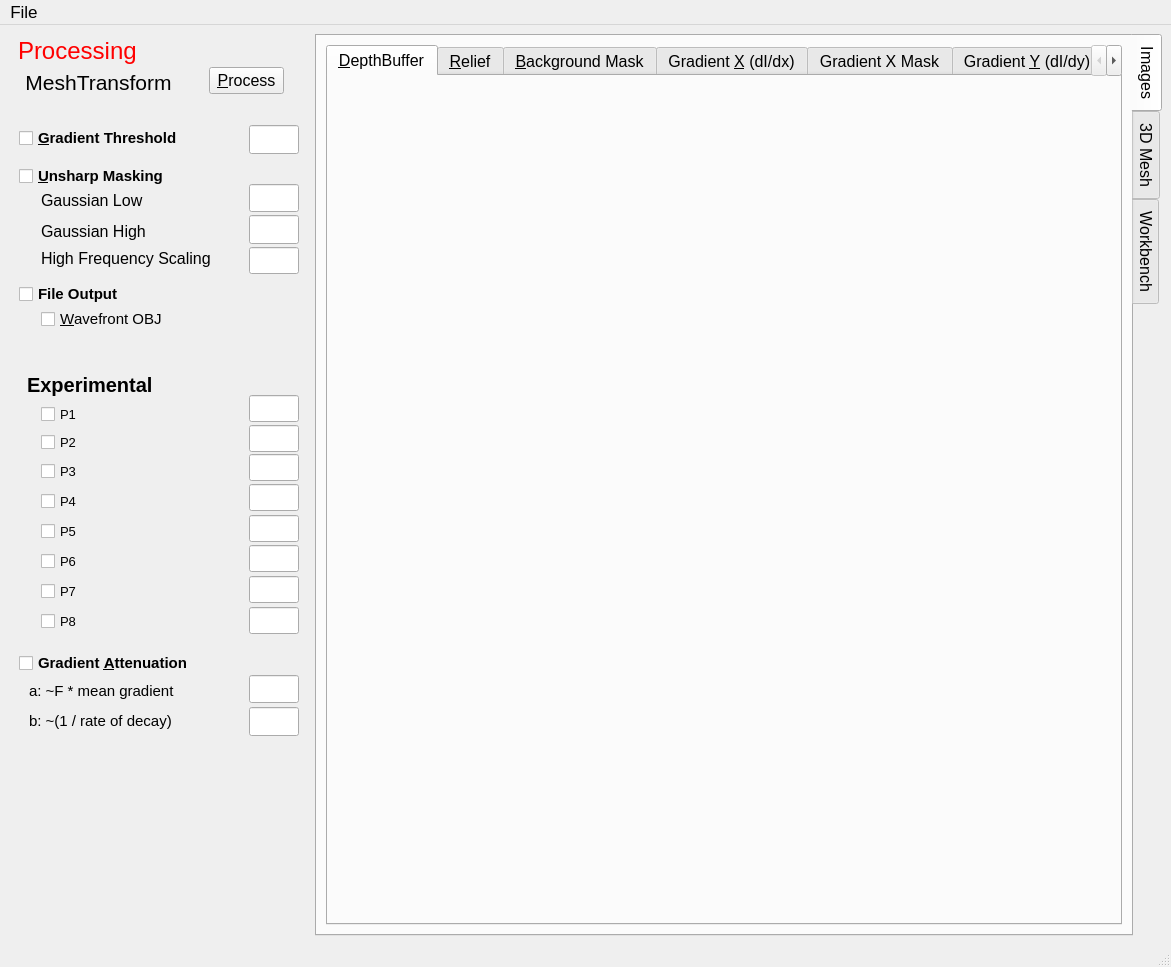
This is Explorer/explorer.ui in steveknipmeyer/ModelRelief as Qt 5 draws it before an edit. The edited form follows.
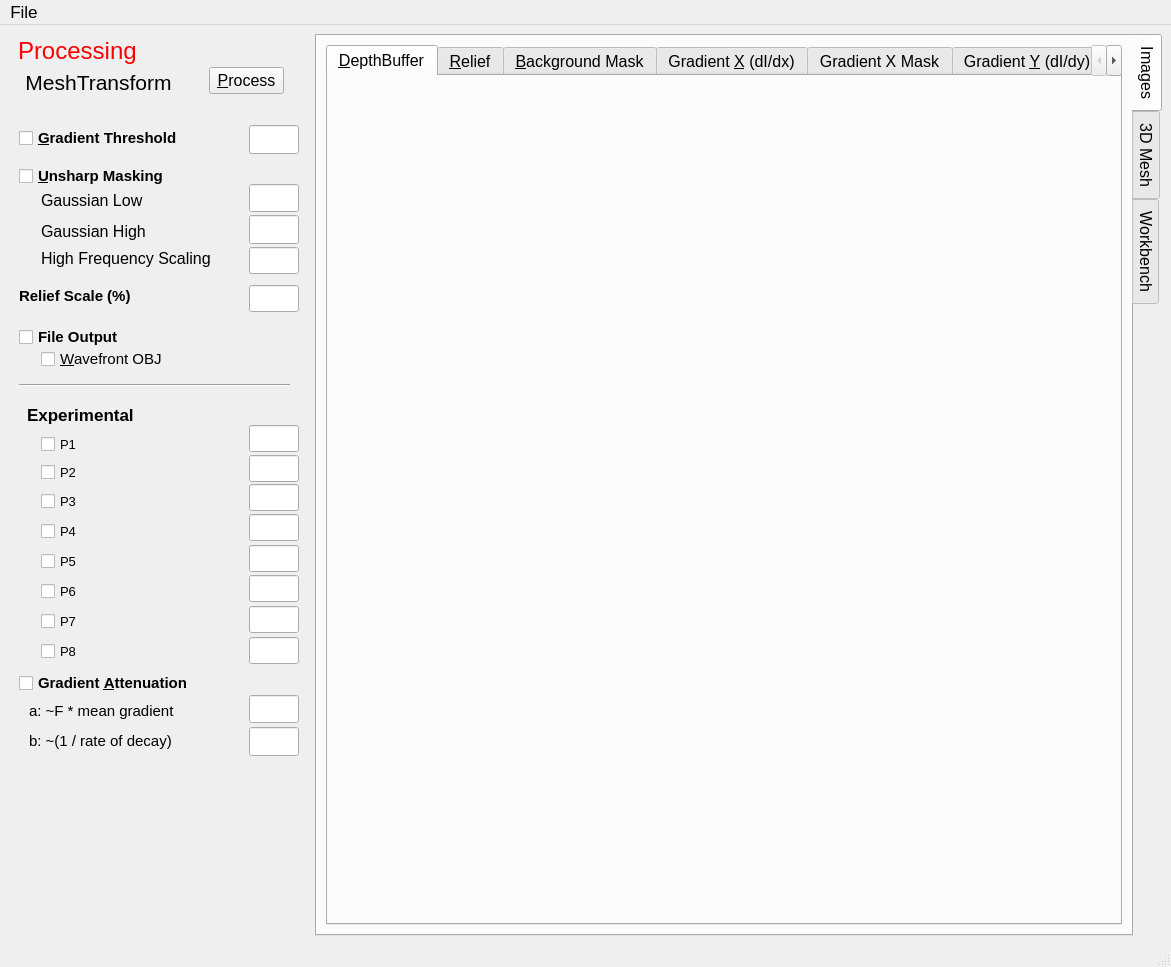
This is the edited form. Icons and pictures are not drawn.

Commit message: MeshTransform.P1 -> MeshTransform.ReliefScale

```diff
--- a/Explorer/explorer.ui
+++ b/Explorer/explorer.ui
@@ -469,7 +469,7 @@
        <property name="geometry">
         <rect>
          <x>10</x>
-         <y>614</y>
+         <y>634</y>
          <width>210</width>
          <height>24</height>
         </rect>
@@ -512,7 +512,7 @@
        <property name="geometry">
         <rect>
          <x>240</x>
-         <y>670</y>
+         <y>690</y>
          <width>50</width>
          <height>29</height>
         </rect>
@@ -522,7 +522,7 @@
        <property name="geometry">
         <rect>
          <x>240</x>
-         <y>638</y>
+         <y>658</y>
          <width>50</width>
          <height>28</height>
         </rect>
@@ -532,7 +532,7 @@
        <property name="geometry">
         <rect>
          <x>20</x>
-         <y>642</y>
+         <y>662</y>
          <width>171</width>
          <height>24</height>
         </rect>
@@ -552,7 +552,7 @@
        <property name="geometry">
         <rect>
          <x>20</x>
-         <y>672</y>
+         <y>692</y>
          <width>191</width>
          <height>24</height>
         </rect>
@@ -592,7 +592,7 @@
        <property name="geometry">
         <rect>
          <x>32</x>
-         <y>365</y>
+         <y>395</y>
          <width>165</width>
          <height>24</height>
         </rect>
@@ -613,7 +613,7 @@
        <property name="geometry">
         <rect>
          <x>32</x>
-         <y>393</y>
+         <y>423</y>
          <width>204</width>
          <height>24</height>
         </rect>
@@ -633,14 +633,14 @@
        <property name="geometry">
         <rect>
          <x>18</x>
-         <y>337</y>
+         <y>367</y>
          <width>157</width>
          <height>22</height>
         </rect>
        </property>
        <property name="font">
         <font>
-         <pointsize>15</pointsize>
+         <pointsize>13</pointsize>
          <weight>75</weight>
          <bold>true</bold>
         </font>
@@ -653,22 +653,6 @@
        <property name="geometry">
         <rect>
          <x>240</x>
-         <y>358</y>
-         <width>50</width>
-         <height>27</height>
-        </rect>
-       </property>
-       <property name="maximumSize">
-        <size>
-         <width>373</width>
-         <height>16777215</height>
-        </size>
-       </property>
-      </widget>
-      <widget class="QLineEdit" name="p2LineEdit">
-       <property name="geometry">
-        <rect>
-         <x>240</x>
          <y>388</y>
          <width>50</width>
          <height>27</height>
@@ -681,11 +665,27 @@
         </size>
        </property>
       </widget>
+      <widget class="QLineEdit" name="p2LineEdit">
+       <property name="geometry">
+        <rect>
+         <x>240</x>
+         <y>418</y>
+         <width>50</width>
+         <height>27</height>
+        </rect>
+       </property>
+       <property name="maximumSize">
+        <size>
+         <width>373</width>
+         <height>16777215</height>
+        </size>
+       </property>
+      </widget>
       <widget class="QLineEdit" name="p3LineEdit">
        <property name="geometry">
         <rect>
          <x>240</x>
-         <y>417</y>
+         <y>447</y>
          <width>50</width>
          <height>27</height>
         </rect>
@@ -701,7 +701,7 @@
        <property name="geometry">
         <rect>
          <x>32</x>
-         <y>422</y>
+         <y>452</y>
          <width>201</width>
          <height>24</height>
         </rect>
@@ -721,7 +721,7 @@
        <property name="geometry">
         <rect>
          <x>240</x>
-         <y>447</y>
+         <y>477</y>
          <width>50</width>
          <height>27</height>
         </rect>
@@ -737,7 +737,7 @@
        <property name="geometry">
         <rect>
          <x>32</x>
-         <y>452</y>
+         <y>482</y>
          <width>191</width>
          <height>24</height>
         </rect>
@@ -757,7 +757,7 @@
        <property name="geometry">
         <rect>
          <x>240</x>
-         <y>508</y>
+         <y>538</y>
          <width>50</width>
          <height>27</height>
         </rect>
@@ -773,7 +773,7 @@
        <property name="geometry">
         <rect>
          <x>32</x>
-         <y>482</y>
+         <y>512</y>
          <width>190</width>
          <height>24</height>
         </rect>
@@ -793,7 +793,7 @@
        <property name="geometry">
         <rect>
          <x>240</x>
-         <y>539</y>
+         <y>569</y>
          <width>50</width>
          <height>27</height>
         </rect>
@@ -809,7 +809,7 @@
        <property name="geometry">
         <rect>
          <x>32</x>
-         <y>512</y>
+         <y>542</y>
          <width>158</width>
          <height>24</height>
         </rect>
@@ -832,7 +832,7 @@
        <property name="geometry">
         <rect>
          <x>240</x>
-         <y>570</y>
+         <y>600</y>
          <width>50</width>
          <height>27</height>
         </rect>
@@ -855,7 +855,7 @@
        <property name="geometry">
         <rect>
          <x>32</x>
-         <y>542</y>
+         <y>572</y>
          <width>187</width>
          <height>24</height>
         </rect>
@@ -875,7 +875,7 @@
        <property name="geometry">
         <rect>
          <x>32</x>
-         <y>572</y>
+         <y>602</y>
          <width>221</width>
          <height>24</height>
         </rect>
@@ -895,7 +895,7 @@
        <property name="geometry">
         <rect>
          <x>240</x>
-         <y>478</y>
+         <y>508</y>
          <width>50</width>
          <height>27</height>
         </rect>
@@ -924,7 +924,7 @@
        <property name="geometry">
         <rect>
          <x>32</x>
-         <y>270</y>
+         <y>310</y>
          <width>165</width>
          <height>24</height>
         </rect>
@@ -989,7 +989,7 @@
        <property name="geometry">
         <rect>
          <x>10</x>
-         <y>245</y>
+         <y>288</y>
          <width>177</width>
          <height>24</height>
         </rect>
@@ -1005,6 +1005,61 @@
         <string>File Output</string>
        </property>
       </widget>
+      <widget class="QLineEdit" name="reliefScaleLineEdit">
+       <property name="geometry">
+        <rect>
+         <x>240</x>
+         <y>248</y>
+         <width>50</width>
+         <height>27</height>
+        </rect>
+       </property>
+       <property name="maximumSize">
+        <size>
+         <width>373</width>
+         <height>16777215</height>
+        </size>
+       </property>
+      </widget>
+      <widget class="QLabel" name="labelReliefScale">
+       <property name="geometry">
+        <rect>
+         <x>10</x>
+         <y>250</y>
+         <width>201</width>
+         <height>18</height>
+        </rect>
+       </property>
+       <property name="sizePolicy">
+        <sizepolicy hsizetype="Preferred" vsizetype="Preferred">
+         <horstretch>0</horstretch>
+         <verstretch>0</verstretch>
+        </sizepolicy>
+       </property>
+       <property name="font">
+        <font>
+         <pointsize>11</pointsize>
+         <weight>75</weight>
+         <bold>true</bold>
+        </font>
+       </property>
+       <property name="text">
+        <string>Relief Scale (%)</string>
+       </property>
+      </widget>
+      <widget class="Line" name="line">
+       <property name="geometry">
+        <rect>
+         <x>10</x>
+         <y>340</y>
+         <width>271</width>
+         <height>16</height>
+        </rect>
+       </property>
+       <property name="orientation">
+        <enum>Qt::Horizontal</enum>
+       </property>
+      </widget>
      </widget>
     </item>
    </layout>
```
The commit also changes 34 other files.
